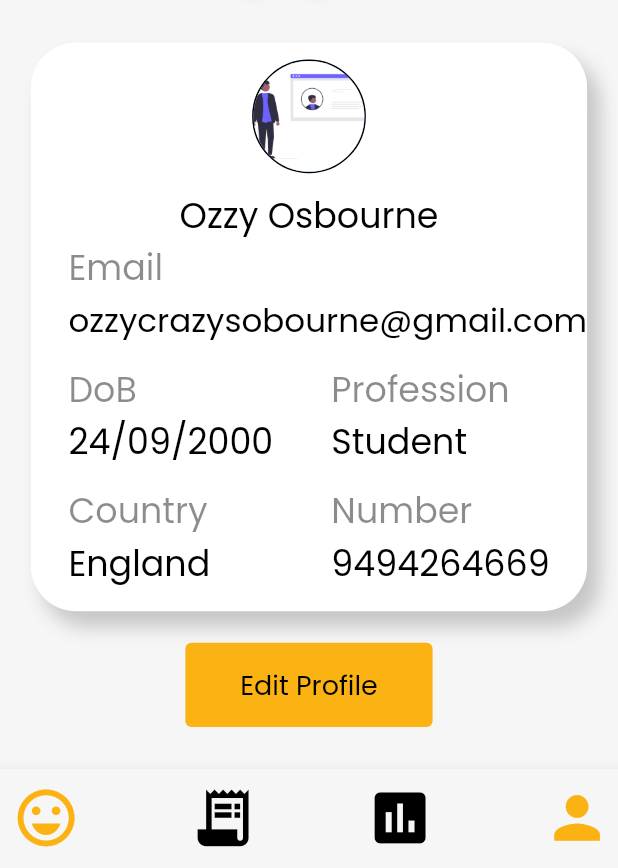
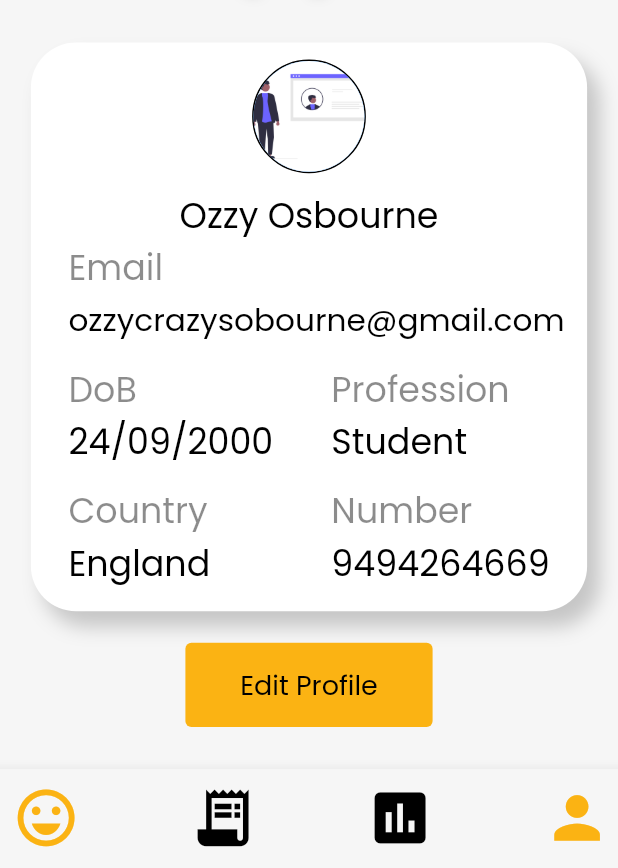
Before and after one commit to Harshpatel249/LaughieApp, a Flutter app: the UserProfile screen opened directly, on a phone screen of 412 x 824 dp, the part 368-1236 px from its top. Run offline on Flutter 3.47's test engine with Material 2 defaults, Android fonts, the phone set to English and light mode, and no system bars; our stand-ins replace csc_picker, date_field.

Commit message:
mobile fixes

```diff
--- a/lib/screens/signUpPrescription.dart
+++ b/lib/screens/signUpPrescription.dart
@@ -147,7 +147,7 @@ class _SignUpPrescriptionState extends State<SignUpPrescription> {
                   child: FittedBox(
                     fit: BoxFit.fitHeight,
                     child: Text(
-                      '''Prescribed By?                                  ''',
+                      'Prescribed By?',
                       style: TextStyle(fontSize: 18),
                     ),
                   ),
--- a/lib/screens/userProfile.dart
+++ b/lib/screens/userProfile.dart
@@ -153,8 +153,7 @@ class UserProfile extends StatelessWidget {
                             ),
                           ),
                           Padding(
-                            padding:
-                                const EdgeInsets.only(left: 25.0, right: 5.0),
+                            padding: const EdgeInsets.only(left: 25.0),
                             child: Container(
                               height: constraints.maxHeight * 0.092,
                               child: FittedBox(
@@ -169,7 +168,8 @@ class UserProfile extends StatelessWidget {
                             ),
                           ),
                           Padding(
-                            padding: const EdgeInsets.only(left: 25.0),
+                            padding:
+                                const EdgeInsets.only(left: 25.0, right: 15.0),
                             child: Container(
                               height: constraints.maxHeight * 0.092,
                               child: FittedBox(
```
